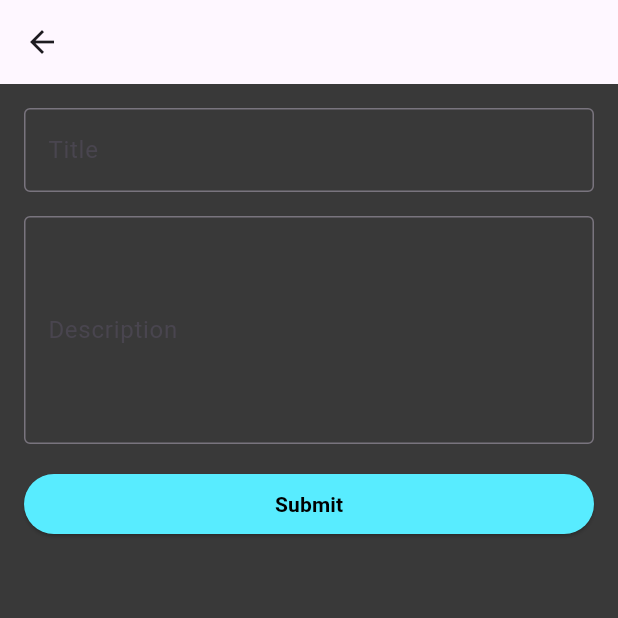
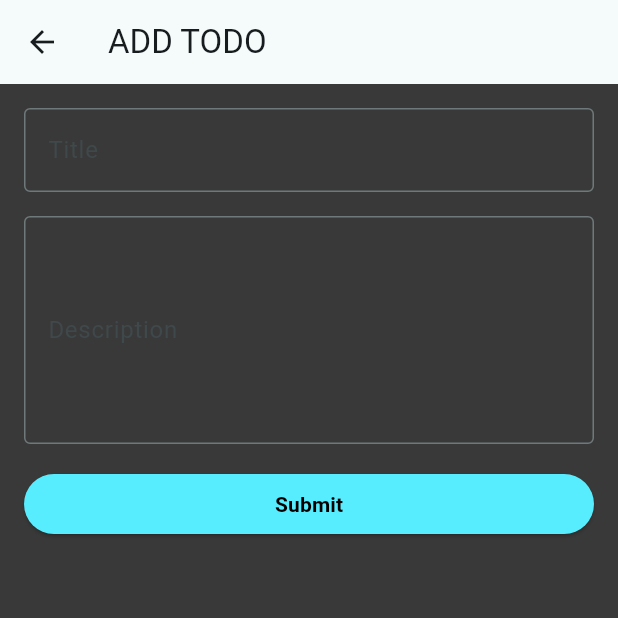
Before and after one commit to deepak-kumar-iphtech/flutter_todo, a Flutter app: the screen it shows after launch, after a tap on "Add TODO", on a phone screen of 412 x 824 dp, the top half of it. Run offline on Flutter 3.47's test engine with Material 3 defaults, Android fonts, the phone set to English and light mode, and no system bars; our stand-ins replace google_fonts; network calls fail.

Commit message:
app bar change

```diff
--- a/lib/main.dart
+++ b/lib/main.dart
@@ -13,7 +13,14 @@ class MyApp extends StatelessWidget {
   Widget build(BuildContext context) {
     return MaterialApp(
       title: 'Flutter Demo',
+      theme: ThemeData(
+        colorScheme: ColorScheme.fromSeed(seedColor: Colors.white),
+        useMaterial3: true,
+      ),
       darkTheme: ThemeData(
+        textTheme: TextTheme(
+          labelLarge: TextStyle(color: Colors.white),
+        ),
         brightness: Brightness.dark,
         fontFamily: GoogleFonts.poppins().fontFamily,
       ),
--- a/lib/pages/add_todo.dart
+++ b/lib/pages/add_todo.dart
@@ -1,6 +1,5 @@
 import 'dart:convert';
 import 'package:flutter/material.dart';
-import 'package:flutter_application_1/pages/home.dart';
 import 'package:http/http.dart' as http;
 
 class AddTodo extends StatefulWidget {
@@ -17,7 +16,9 @@ class _AddTodoState extends State<AddTodo> {
   @override
   Widget build(BuildContext context) {
     return Scaffold(
-      appBar: AppBar(),
+      appBar: AppBar(
+        title: Text("ADD TODO"),
+      ),
       backgroundColor: const Color.fromARGB(255, 57, 57, 57),
       body: Padding(
         padding: const EdgeInsets.all(16.0),
@@ -80,9 +81,12 @@ class _AddTodoState extends State<AddTodo> {
     if (response.statusCode == 201) {
       titleControler.text = '';
       decsriptionControler.text = '';
+
       // ignore: use_build_context_synchronously
       Navigator.pop(
-          context, MaterialPageRoute(builder: (context) => HomePage()));
+        // ignore: use_build_context_synchronously
+        context,
+      );
     } else {
       //print('error');
     }
```
Also changed, not shown: lib/pages/home.dart (+12 -2 lines), 1 other file.
